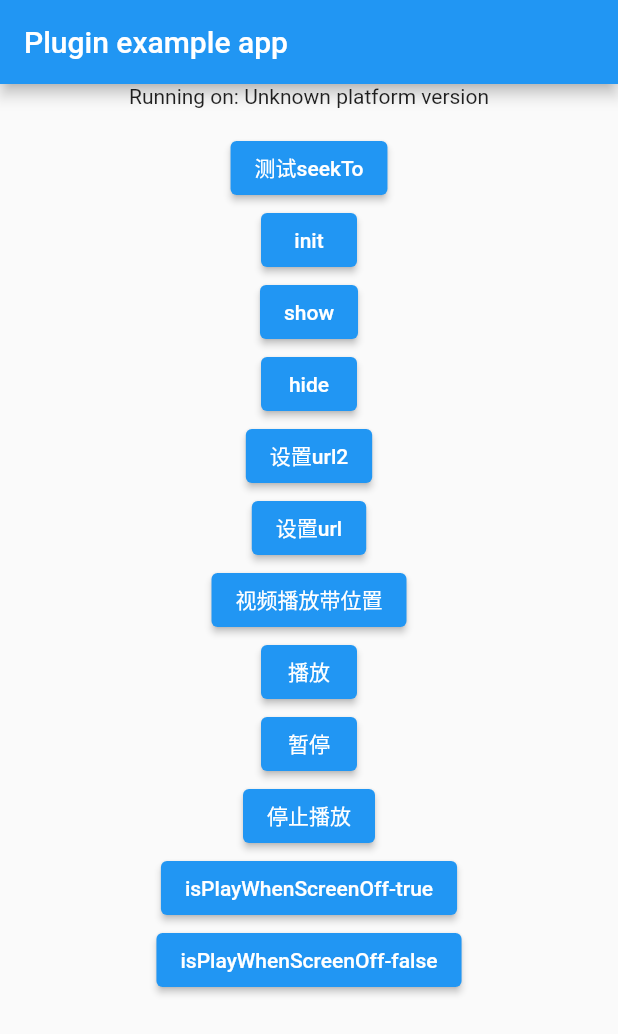
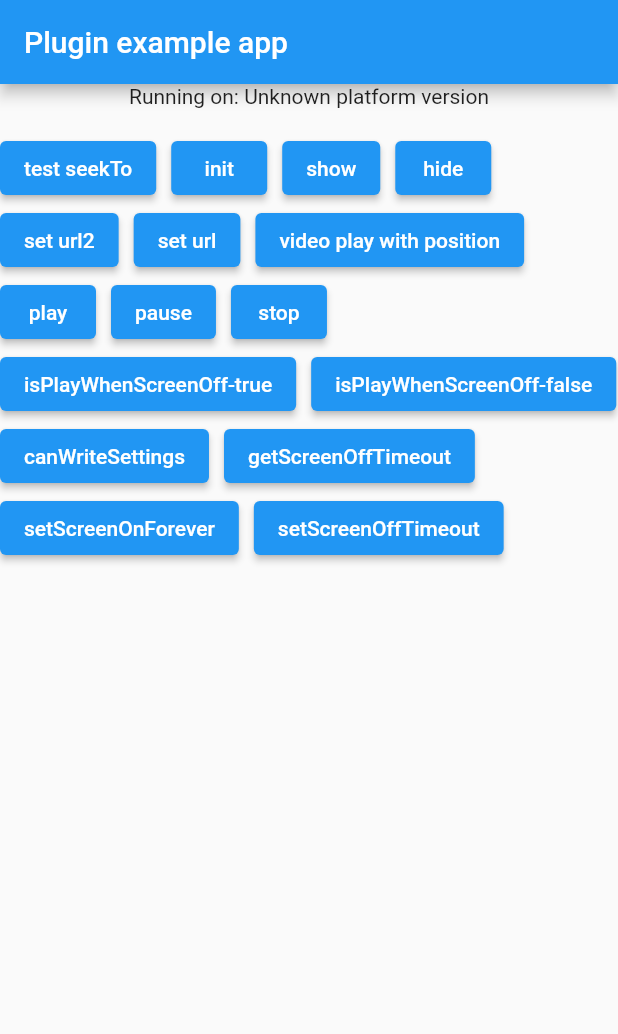
Before and after one commit to student9128/flutter_float_window, a Flutter app: the screen it shows after launch, on a phone screen of 412 x 824 dp. Shown: the top 1034 px of the screen. Run offline on Flutter 3.47's test engine with Material 2 defaults, Android fonts, the phone set to English and light mode, and no system bars.

Commit message:
add:添加修改系统屏幕休眠时间方法

```diff
--- a/example/lib/main.dart
+++ b/example/lib/main.dart
@@ -77,7 +77,8 @@ class _MyAppState extends State<MyApp> with WidgetsBindingObserver {
         appBar: AppBar(
           title: const Text('Plugin example app'),
         ),
-        body: Column(
+        body: Wrap(
+          spacing: 10,
           children: [
             Center(
               child: Text('Running on: $_platformVersion\n'),
@@ -87,16 +88,16 @@ class _MyAppState extends State<MyApp> with WidgetsBindingObserver {
                   Map<String, dynamic> params = {"position": 5000};
                   FlutterFloatWindow.seekTo(params);
                 },
-                child: Text("测试seekTo")),
+                child: const Text("test seekTo")),
             ElevatedButton(
                 onPressed: () {
                   Map<String, String> params = {
                     "videoUrl":
-                        'https://live.idbhost.com/c7adf405ec28401f97977b83d62b79ca/2768b635d70f4c6ea968f18260fed746-deef987b58a54db78d0a11ef637f487f-sd.mp4'
+                        'http://vfx.mtime.cn/Video/2019/03/18/mp4/190318231014076505.mp4'
                   };
                   FlutterFloatWindow.initFloatWindow(params);
                 },
-                child: Text("init")),
+                child: const Text("init")),
             ElevatedButton(
                 onPressed: () async {
                   // Map<String, String> params = {
@@ -107,17 +108,17 @@ class _MyAppState extends State<MyApp> with WidgetsBindingObserver {
                   if (await FlutterFloatWindow.canShowFloatWindow()) {
                     FlutterFloatWindow.showFloatWindow();
                   } else {
-                    debugPrint('没有悬浮窗权限');
+                    debugPrint('no permission showing float window');
                     FlutterFloatWindow.openSetting();
                   }
                 },
-                child: Text("show")),
+                child: const Text("show")),
             ElevatedButton(
                 onPressed: () async {
                   var x = await FlutterFloatWindow.hideFloatWindow();
                   debugPrint('current position=$x');
                 },
-                child: Text("hide")),
+                child: const Text("hide")),
             ElevatedButton(
                 onPressed: () {
                   Map<String, String> params = {
@@ -126,7 +127,7 @@ class _MyAppState extends State<MyApp> with WidgetsBindingObserver {
                   };
                   FlutterFloatWindow.setVideoUrl(params);
                 },
-                child: Text("设置url2")),
+                child: const Text("set url2")),
             ElevatedButton(
                 onPressed: () {
                   Map<String, String> params = {
@@ -135,38 +136,58 @@ class _MyAppState extends State<MyApp> with WidgetsBindingObserver {
                   };
                   FlutterFloatWindow.setVideoUrl(params);
                 },
-                child: Text("设置url")),
+                child: const Text("set url")),
             ElevatedButton(
                 onPressed: () {
                   Map<String, String> params = {"position": '1000'};
                   FlutterFloatWindow.setVideoUrl(params);
                 },
-                child: Text("视频播放带位置")),
+                child: const Text("video play with position")),
             ElevatedButton(
                 onPressed: () {
                   FlutterFloatWindow.play();
                 },
-                child: Text("播放")),
+                child: const Text("play")),
             ElevatedButton(
                 onPressed: () {
                   FlutterFloatWindow.pause();
                 },
-                child: Text("暂停")),
+                child: const Text("pause")),
             ElevatedButton(
                 onPressed: () {
                   FlutterFloatWindow.stop();
                 },
-                child: Text("停止播放")),
+                child: const Text("stop")),
             ElevatedButton(
                 onPressed: () {
                   FlutterFloatWindow.isPlayWhenScreenOff(true);
                 },
-                child: Text("isPlayWhenScreenOff-true")),
+                child: const Text("isPlayWhenScreenOff-true")),
             ElevatedButton(
                 onPressed: () {
                   FlutterFloatWindow.isPlayWhenScreenOff(false);
                 },
-                child: Text("isPlayWhenScreenOff-false"))
+                child: const Text("isPlayWhenScreenOff-false")),
+            ElevatedButton(
+                onPressed: () {
+                  FlutterFloatWindow.isPlayWhenScreenOff(false);
+                },
+                child: const Text("canWriteSettings")),
+            ElevatedButton(
+                onPressed: () {
+                  FlutterFloatWindow.isPlayWhenScreenOff(false);
+                },
+                child: const Text("getScreenOffTimeout")),
+            ElevatedButton(
+                onPressed: () {
+                  FlutterFloatWindow.isPlayWhenScreenOff(false);
+                },
+                child: const Text("setScreenOnForever")),
+            ElevatedButton(
+                onPressed: () {
+                  FlutterFloatWindow.isPlayWhenScreenOff(false);
+                },
+                child: const Text("setScreenOffTimeout")),
           ],
         ),
       ),
--- a/lib/flutter_float_window.dart
+++ b/lib/flutter_float_window.dart
@@ -10,9 +10,31 @@ class FlutterFloatWindow {
     return version;
   }
 
+  ///获取屏幕锁屏时间
+  ///
+  ///如果在改时间内，没有对手机进行操作，手机会进行锁屏休眠
+  static Future<int> getScreenOffTimeout() async {
+    return await _channel.invokeMethod('getScreenOffTimeout');
+  }
+
+  ///设置屏幕锁屏所需时间
+  static setScreenOffTimeout(int timeout) async {
+    await _channel.invokeMethod("setScreenOffTimeout");
+  }
+
+  ///设置屏幕永久亮屏
+  static setScreenOnForever() async {
+    await _channel.invokeMethod("setScreenOnForever");
+  }
+
+  ///判断是否可以修改系统设置
+  static Future<bool> canWriteSettings() async {
+    return await _channel.invokeMethod('canWriteSettings');
+  }
+
   ///判断是否具有悬浮窗权限
   static Future<bool> canShowFloatWindow() async {
-   return await _channel.invokeMethod('canShowFloatWindow');
+    return await _channel.invokeMethod('canShowFloatWindow');
   }
 
   ///打开设置页面
@@ -30,16 +52,19 @@ class FlutterFloatWindow {
     await _channel.invokeMethod('showFloatWindow');
   }
 
+  ///初始化并播放
   static showFloatWindowWithInit(dynamic url) async {
-    await _channel.invokeMethod('showFloatWindow',url);
+    await _channel.invokeMethod('showFloatWindow', url);
   }
 
+  ///隐藏悬浮窗
   static Future<int> hideFloatWindow() async {
-   return await _channel.invokeMethod('hideFloatWindow');
+    return await _channel.invokeMethod('hideFloatWindow');
   }
+
   ///锁屏的时候是否播放
-  static isPlayWhenScreenOff(bool b) async{
-    return await _channel.invokeMethod('isPlayWhenScreenOff',b);
+  static isPlayWhenScreenOff(bool b) async {
+    return await _channel.invokeMethod('isPlayWhenScreenOff', b);
   }
 
   ///切换url
@@ -47,18 +72,23 @@ class FlutterFloatWindow {
     await _channel.invokeMethod('setVideoUrl', url);
   }
 
+  ///播放
   static play() async {
     await _channel.invokeMethod('play');
   }
 
+  ///暂停
   static pause() async {
     await _channel.invokeMethod('pause');
   }
 
+  ///停止
   static stop() async {
     await _channel.invokeMethod('stop');
   }
-  static seekTo(dynamic position) async{
-    await _channel.invokeMethod('seekTo',position);
+
+  ///跳转到某个进度位置
+  static seekTo(dynamic position) async {
+    await _channel.invokeMethod('seekTo', position);
   }
 }
```
Also changed, not shown: 2 other files.
